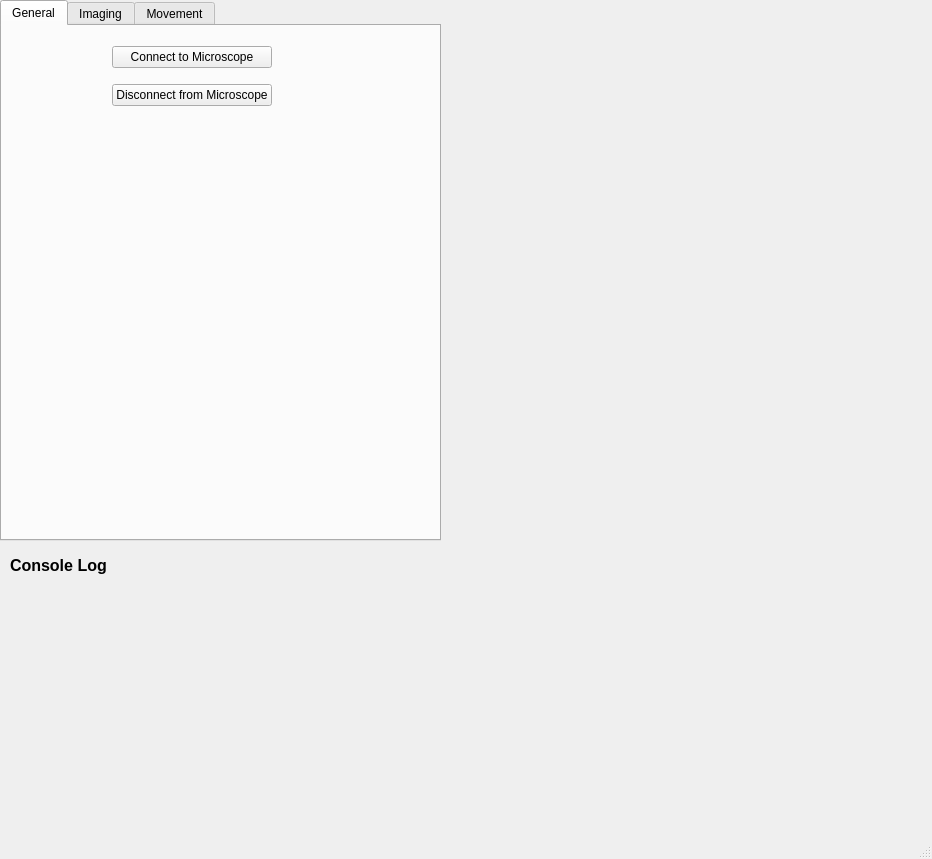
Above: fibsem/ui/qtdesigner_files/connect.ui from DeMarcoLab/fibsem before the change. Below: the same form after it.
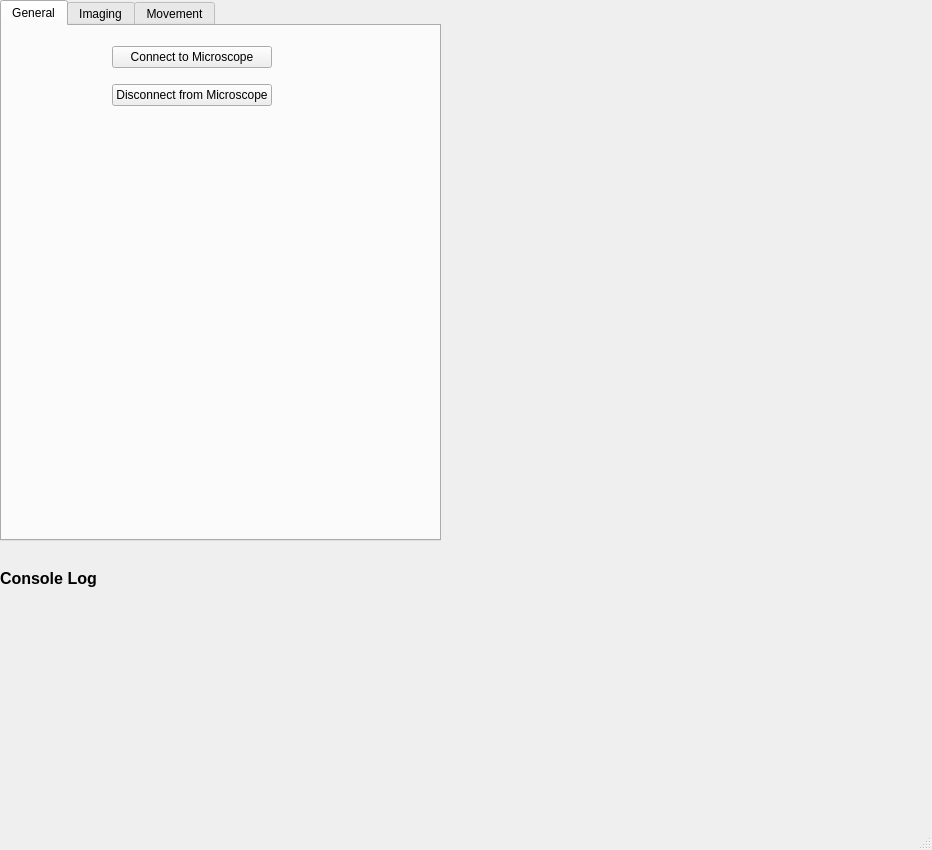
That is the form after the change. The open tabs and pages were chosen to show the change.

Commit message: Updated console log to include all new lines

The edit to the form file:
```diff
--- a/fibsem/ui/qtdesigner_files/connect.ui
+++ b/fibsem/ui/qtdesigner_files/connect.ui
@@ -7,7 +7,7 @@
     <x>0</x>
     <y>0</y>
     <width>932</width>
-    <height>859</height>
+    <height>850</height>
    </rect>
   </property>
   <property name="windowTitle">
@@ -23,130 +23,6 @@
    <string notr="true">background-color rgb(255, 255, 255)</string>
   </property>
   <widget class="QWidget" name="centralwidget">
-   <widget class="QLabel" name="CLog5">
-    <property name="geometry">
-     <rect>
-      <x>10</x>
-      <y>710</y>
-      <width>500</width>
-      <height>20</height>
-     </rect>
-    </property>
-    <property name="text">
-     <string/>
-    </property>
-   </widget>
-   <widget class="QLabel" name="CLog6">
-    <property name="geometry">
-     <rect>
-      <x>10</x>
-      <y>740</y>
-      <width>500</width>
-      <height>20</height>
-     </rect>
-    </property>
-    <property name="text">
-     <string/>
-    </property>
-   </widget>
-   <widget class="QLabel" name="CLog7">
-    <property name="geometry">
-     <rect>
-      <x>10</x>
-      <y>770</y>
-      <width>500</width>
-      <height>20</height>
-     </rect>
-    </property>
-    <property name="text">
-     <string/>
-    </property>
-   </widget>
-   <widget class="QLabel" name="CLog8">
-    <property name="geometry">
-     <rect>
-      <x>10</x>
-      <y>800</y>
-      <width>500</width>
-      <height>20</height>
-     </rect>
-    </property>
-    <property name="text">
-     <string/>
-    </property>
-   </widget>
-   <widget class="QLabel" name="label_3">
-    <property name="geometry">
-     <rect>
-      <x>10</x>
-      <y>550</y>
-      <width>141</width>
-      <height>31</height>
-     </rect>
-    </property>
-    <property name="font">
-     <font>
-      <pointsize>12</pointsize>
-      <weight>75</weight>
-      <bold>true</bold>
-     </font>
-    </property>
-    <property name="text">
-     <string>Console Log</string>
-    </property>
-   </widget>
-   <widget class="QLabel" name="CLog">
-    <property name="geometry">
-     <rect>
-      <x>10</x>
-      <y>590</y>
-      <width>500</width>
-      <height>20</height>
-     </rect>
-    </property>
-    <property name="text">
-     <string/>
-    </property>
-   </widget>
-   <widget class="QLabel" name="CLog2">
-    <property name="geometry">
-     <rect>
-      <x>10</x>
-      <y>620</y>
-      <width>500</width>
-      <height>20</height>
-     </rect>
-    </property>
-    <property name="text">
-     <string/>
-    </property>
-   </widget>
-   <widget class="QLabel" name="CLog4">
-    <property name="geometry">
-     <rect>
-      <x>10</x>
-      <y>680</y>
-      <width>500</width>
-      <height>20</height>
-     </rect>
-    </property>
-    <property name="text">
-     <string/>
-    </property>
-   </widget>
-   <widget class="QLabel" name="CLog3">
-    <property name="geometry">
-     <rect>
-      <x>10</x>
-      <y>650</y>
-      <width>500</width>
-      <height>20</height>
-     </rect>
-    </property>
-    <property name="text">
-     <string/>
-    </property>
-   </widget>
    <widget class="QTabWidget" name="tabWidget">
     <property name="geometry">
      <rect>
@@ -893,21 +769,97 @@
      </widget>
     </widget>
    </widget>
-   <widget class="QLabel" name="microscope_status">
+   <widget class="QWidget" name="verticalLayoutWidget_2">
     <property name="geometry">
      <rect>
-      <x>270</x>
-      <y>560</y>
-      <width>158</width>
-      <height>20</height>
+      <x>0</x>
+      <y>540</y>
+      <width>441</width>
+      <height>271</height>
      </rect>
     </property>
-    <property name="text">
-     <string/>
-    </property>
-    <property name="alignment">
-     <set>Qt::AlignCenter</set>
-    </property>
+    <layout class="QVBoxLayout" name="verticalLayout_2">
+     <item>
+      <widget class="QLabel" name="microscope_status">
+       <property name="text">
+        <string/>
+       </property>
+       <property name="alignment">
+        <set>Qt::AlignCenter</set>
+       </property>
+      </widget>
+     </item>
+     <item>
+      <widget class="QLabel" name="label_3">
+       <property name="font">
+        <font>
+         <pointsize>12</pointsize>
+         <weight>75</weight>
+         <bold>true</bold>
+        </font>
+       </property>
+       <property name="text">
+        <string>Console Log</string>
+       </property>
+      </widget>
+     </item>
+     <item>
+      <widget class="QLabel" name="CLog">
+       <property name="text">
+        <string/>
+       </property>
+      </widget>
+     </item>
+     <item>
+      <widget class="QLabel" name="CLog2">
+       <property name="text">
+        <string/>
+       </property>
+      </widget>
+     </item>
+     <item>
+      <widget class="QLabel" name="CLog3">
+       <property name="text">
+        <string/>
+       </property>
+      </widget>
+     </item>
+     <item>
+      <widget class="QLabel" name="CLog4">
+       <property name="text">
+        <string/>
+       </property>
+      </widget>
+     </item>
+     <item>
+      <widget class="QLabel" name="CLog5">
+       <property name="text">
+        <string/>
+       </property>
+      </widget>
+     </item>
+     <item>
+      <widget class="QLabel" name="CLog6">
+       <property name="text">
+        <string/>
+       </property>
+      </widget>
+     </item>
+     <item>
+      <widget class="QLabel" name="CLog7">
+       <property name="text">
+        <string/>
+       </property>
+      </widget>
+     </item>
+     <item>
+      <widget class="QLabel" name="CLog8">
+       <property name="text">
+        <string/>
+       </property>
+      </widget>
+     </item>
+    </layout>
    </widget>
   </widget>
   <widget class="QMenuBar" name="menubar">
```
Left out of the diff: 2 changed lines with no effect on the pictures. The commit also changes 3 other files.
